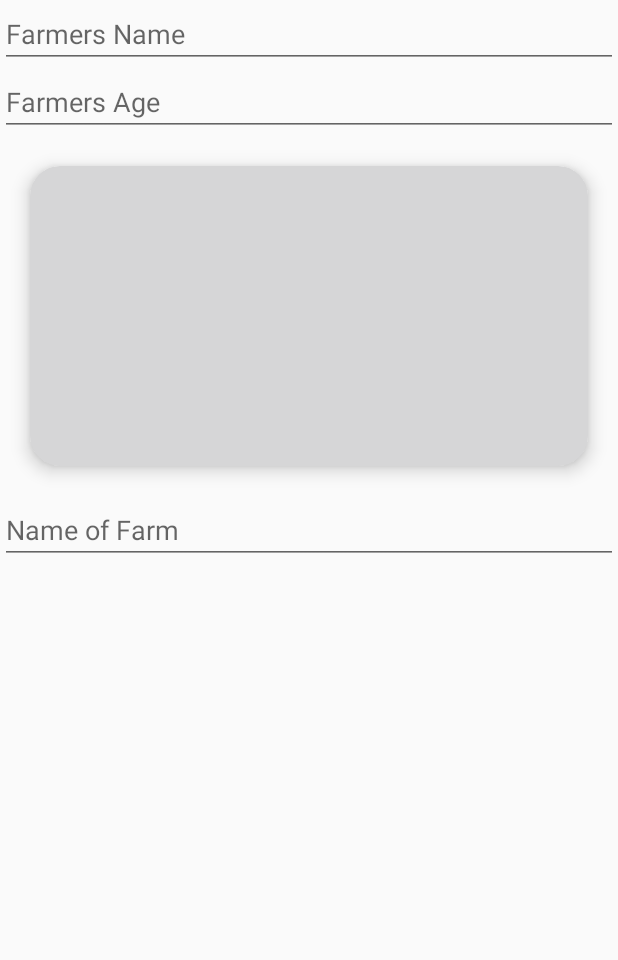
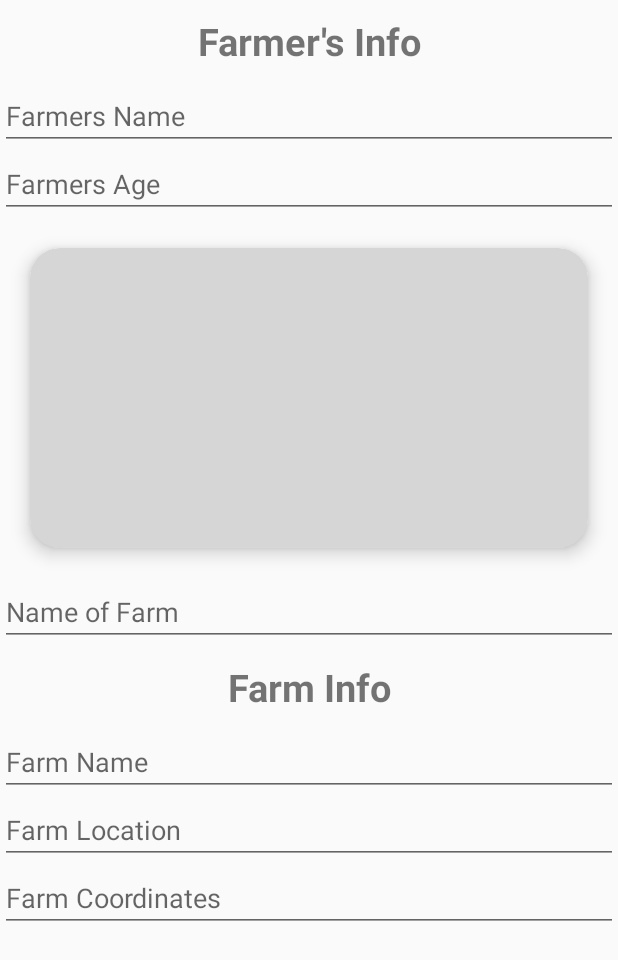
Before and after one commit to Frankdroid7/FarmersCenter, an Android app: the OnBoardFarmersFragment screen opened through its navigation route, after a tap on an icon or button, on a phone screen of 412 x 824 dp. Shown: the top 960 px of the screen. Run offline under Robolectric (Android 15) with nearby library versions, the phone set to English and light mode, and no system bars.

Commit message:
Added fields to capture farmer's info and farm info.

```diff
--- a/app/src/main/java/com/frankdroid7/farmerscenter/HomeScreenFragment.kt
+++ b/app/src/main/java/com/frankdroid7/farmerscenter/fragments/HomeScreenFragment.kt
@@ -1,10 +1,10 @@
-package com.frankdroid7.farmerscenter
+package com.frankdroid7.farmerscenter.fragments
 
 import android.os.Bundle
 import android.view.*
-import androidx.appcompat.app.AppCompatActivity
 import androidx.fragment.app.Fragment
 import androidx.navigation.findNavController
+import com.frankdroid7.farmerscenter.R
 import kotlinx.android.synthetic.main.fragment_home_screen.view.*
 
 
--- a/app/src/main/java/com/frankdroid7/farmerscenter/LoginFragment.kt
+++ b/app/src/main/java/com/frankdroid7/farmerscenter/fragments/LoginFragment.kt
@@ -1,4 +1,4 @@
-package com.frankdroid7.farmerscenter
+package com.frankdroid7.farmerscenter.fragments
 
 import android.os.Bundle
 import android.os.Handler
@@ -6,8 +6,8 @@ import androidx.fragment.app.Fragment
 import android.view.LayoutInflater
 import android.view.View
 import android.view.ViewGroup
-import android.widget.Toast
 import androidx.navigation.findNavController
+import com.frankdroid7.farmerscenter.R
 import com.google.android.material.snackbar.Snackbar
 import kotlinx.android.synthetic.main.fragment_login.view.*
 
--- a/app/src/main/java/com/frankdroid7/farmerscenter/OnBoardFarmersFragment.kt
+++ b/app/src/main/java/com/frankdroid7/farmerscenter/fragments/OnBoardFarmersFragment.kt
@@ -1,4 +1,4 @@
-package com.frankdroid7.farmerscenter
+package com.frankdroid7.farmerscenter.fragments
 
 import android.app.Activity.RESULT_OK
 import android.content.Intent
@@ -10,6 +10,7 @@ import android.view.LayoutInflater
 import android.view.View
 import android.view.ViewGroup
 import android.widget.ImageView
+import com.frankdroid7.farmerscenter.R
 import kotlinx.android.synthetic.main.fragment_on_board_farmers.view.*
 
 class OnBoardFarmersFragment : Fragment() {
@@ -33,13 +34,13 @@ class OnBoardFarmersFragment : Fragment() {
             imageView = farmers_photo_img
             farmers_photo_img.setOnClickListener {
 
-                takeFarmersPhotograph()
+                captureFarmersPhotograph()
 
             }
         }
     }
 
-    private fun takeFarmersPhotograph() {
+    private fun captureFarmersPhotograph() {
         Intent(MediaStore.ACTION_IMAGE_CAPTURE).also { takePictureIntent ->
             takePictureIntent.resolveActivity(activity?.packageManager!!)?.also {
                 startActivityForResult(takePictureIntent, REQUEST_IMAGE_CAPTURE)
--- a/app/src/main/java/com/frankdroid7/farmerscenter/SplashScreenFragment.kt
+++ b/app/src/main/java/com/frankdroid7/farmerscenter/fragments/SplashScreenFragment.kt
@@ -1,4 +1,4 @@
-package com.frankdroid7.farmerscenter
+package com.frankdroid7.farmerscenter.fragments
 
 import android.os.Bundle
 import android.os.Handler
@@ -7,6 +7,7 @@ import android.view.LayoutInflater
 import android.view.View
 import android.view.ViewGroup
 import androidx.navigation.findNavController
+import com.frankdroid7.farmerscenter.R
 
 class SplashScreenFragment : Fragment() {
 
--- a/app/src/main/res/layout/fragment_home_screen.xml
+++ b/app/src/main/res/layout/fragment_home_screen.xml
@@ -4,7 +4,7 @@
     xmlns:tools="http://schemas.android.com/tools"
     android:layout_width="match_parent"
     android:layout_height="match_parent"
-    tools:context=".HomeScreenFragment">
+    tools:context=".fragments.HomeScreenFragment">
 
 
     <androidx.appcompat.widget.Toolbar
--- a/app/src/main/res/layout/fragment_login.xml
+++ b/app/src/main/res/layout/fragment_login.xml
@@ -8,7 +8,7 @@
     android:gravity="center"
     android:background="@color/colorPrimary"
     android:orientation="vertical"
-    tools:context=".LoginFragment">
+    tools:context=".fragments.LoginFragment">
 
     <!-- TODO: Update blank fragment layout -->
 
--- a/app/src/main/res/layout/fragment_on_board_farmers.xml
+++ b/app/src/main/res/layout/fragment_on_board_farmers.xml
@@ -4,12 +4,22 @@
     android:layout_width="match_parent"
     android:layout_height="match_parent"
     xmlns:app="http://schemas.android.com/apk/res-auto"
-    tools:context=".OnBoardFarmersFragment">
+    tools:context=".fragments.OnBoardFarmersFragment">
+
 
     <LinearLayout
         android:layout_width="match_parent"
         android:layout_height="wrap_content"
         android:orientation="vertical">
+
+        <TextView
+            android:layout_width="match_parent"
+            android:layout_height="wrap_content"
+            android:gravity="center"
+            android:layout_margin="10dp"
+            android:text="@string/farmer_s_info"
+            android:textStyle="bold"
+            android:textSize="25sp"/>
 
         <EditText
             android:layout_width="match_parent"
@@ -42,6 +52,34 @@
             android:layout_height="wrap_content"
             android:hint="Name of Farm"/>
 
+        <TextView
+            android:layout_width="match_parent"
+            android:layout_height="wrap_content"
+            android:gravity="center"
+            android:layout_margin="10dp"
+            android:text="@string/farm_info"
+            android:textStyle="bold"
+            android:textSize="25sp"/>
+
+
+        <EditText
+            android:layout_width="match_parent"
+            android:layout_height="wrap_content"
+            android:hint="Farm Name"/>
+
+
+        <EditText
+            android:layout_width="match_parent"
+            android:layout_height="wrap_content"
+            android:hint="Farm Location"/>
+
+        <EditText
+            android:layout_width="match_parent"
+            android:layout_height="wrap_content"
+            android:hint="Farm Coordinates"/>
+
+
+
     </LinearLayout>
 
 
--- a/app/src/main/res/layout/fragment_splash_screen.xml
+++ b/app/src/main/res/layout/fragment_splash_screen.xml
@@ -6,7 +6,7 @@
     android:background="@color/colorPrimary"
     android:gravity="center"
     android:orientation="vertical"
-    tools:context=".SplashScreenFragment">
+    tools:context=".fragments.SplashScreenFragment">
 
 <ImageView
     android:layout_width="match_parent"
--- a/app/src/main/res/navigation/nav_graph.xml
+++ b/app/src/main/res/navigation/nav_graph.xml
@@ -8,7 +8,7 @@
 
     <fragment
         android:id="@+id/splashScreenFragment2"
-        android:name="com.frankdroid7.farmerscenter.SplashScreenFragment"
+        android:name="com.frankdroid7.farmerscenter.fragments.SplashScreenFragment"
         android:label="fragment_splash_screen"
         tools:layout="@layout/fragment_splash_screen" >
         <action
@@ -17,7 +17,7 @@
     </fragment>
     <fragment
         android:id="@+id/loginFragment"
-        android:name="com.frankdroid7.farmerscenter.LoginFragment"
+        android:name="com.frankdroid7.farmerscenter.fragments.LoginFragment"
         android:label="fragment_login"
         tools:layout="@layout/fragment_login" >
         <action
@@ -26,12 +26,12 @@
     </fragment>
     <fragment
         android:id="@+id/homeScreenFragment"
-        android:name="com.frankdroid7.farmerscenter.HomeScreenFragment"
+        android:name="com.frankdroid7.farmerscenter.fragments.HomeScreenFragment"
         android:label="fragment_home_screen"
         tools:layout="@layout/fragment_home_screen" />
     <fragment
         android:id="@+id/onBoardFarmersFragment"
-        android:name="com.frankdroid7.farmerscenter.OnBoardFarmersFragment"
+        android:name="com.frankdroid7.farmerscenter.fragments.OnBoardFarmersFragment"
         android:label="fragment_on_board_farmers"
         tools:layout="@layout/fragment_on_board_farmers" />
 </navigation>
--- a/app/src/main/res/values/strings.xml
+++ b/app/src/main/res/values/strings.xml
@@ -10,4 +10,6 @@
     <string name="login">LOGIN</string>
     <string name="about_us">About Us</string>
     <string name="contact_us">Contact Us</string>
+    <string name="farm_info">Farm Info</string>
+    <string name="farmer_s_info">Farmer\'s Info</string>
 </resources>
```
